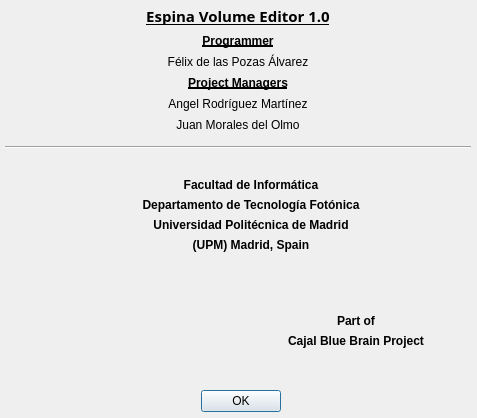
Old version of the form QtAbout.ui in the repository FelixdelasPozas/EspinaVolumeEditor.
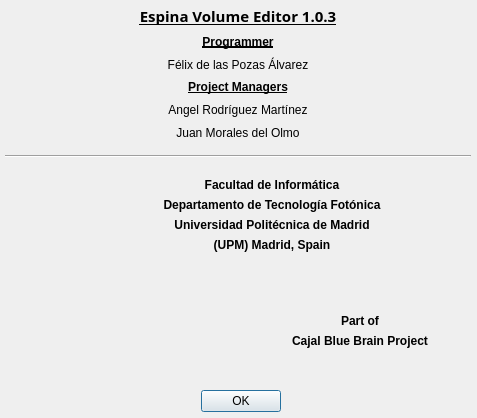
New version of the form. Icons and pictures are not drawn.

The edit to the form file:
```diff
--- a/QtAbout.ui
+++ b/QtAbout.ui
@@ -57,7 +57,7 @@
      <x>5</x>
      <y>5</y>
      <width>466</width>
-     <height>151</height>
+     <height>160</height>
     </rect>
    </property>
    <layout class="QVBoxLayout" name="verticalLayout">
@@ -73,7 +73,7 @@
        </font>
       </property>
       <property name="text">
-       <string>Espina Volume Editor 1.0</string>
+       <string>Espina Volume Editor 1.0.3</string>
       </property>
       <property name="alignment">
        <set>Qt::AlignCenter</set>
@@ -170,7 +170,7 @@
     <rect>
      <x>5</x>
      <y>160</y>
-     <width>466</width>
+     <width>508</width>
      <height>111</height>
     </rect>
    </property>
@@ -299,7 +299,7 @@
     <rect>
      <x>5</x>
      <y>280</y>
-     <width>466</width>
+     <width>471</width>
      <height>102</height>
     </rect>
    </property>
```
